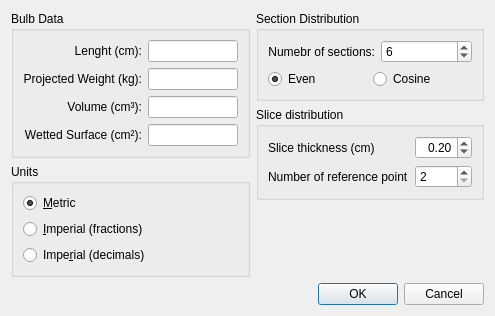
Qt form Ui/BulbDataOptions.ui (mgian/bulbcalculator) before a commit.
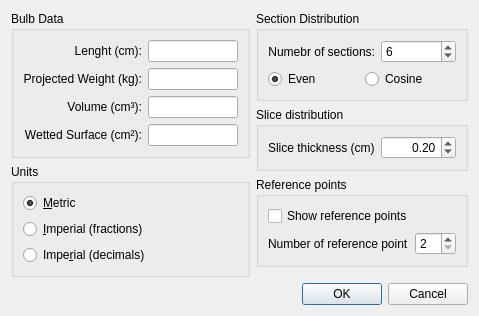
The same form after that commit.

Commit message: First step to add the reference points to the printed lineplan

```diff
--- a/Ui/BulbDataOptions.ui
+++ b/Ui/BulbDataOptions.ui
@@ -287,6 +287,15 @@
             </property>
            </widget>
           </item>
+         </layout>
+        </widget>
+       </item>
+       <item>
+        <widget class="QGroupBox" name="groupBox_5">
+         <property name="title">
+          <string>Reference points</string>
+         </property>
+         <layout class="QFormLayout" name="formLayout">
           <item row="1" column="0">
            <widget class="QLabel" name="label_7">
             <property name="text">
@@ -304,6 +313,16 @@
             </property>
            </widget>
           </item>
+          <item row="0" column="0" colspan="2">
+           <widget class="QCheckBox" name="CB_RefPoints">
+            <property name="layoutDirection">
+             <enum>Qt::LeftToRight</enum>
+            </property>
+            <property name="text">
+             <string>Show reference points</string>
+            </property>
+           </widget>
+          </item>
          </layout>
         </widget>
        </item>
```
